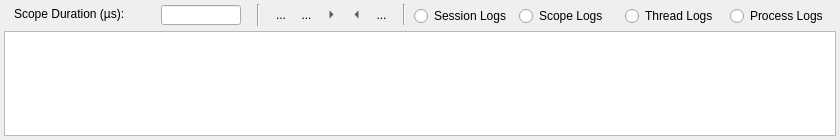
This is sources/lusan/view/log/ui/ScopeOutputViewer.ui in aregtech/areg-sdk-tools as Qt 5 draws it before an edit. The edited form follows.
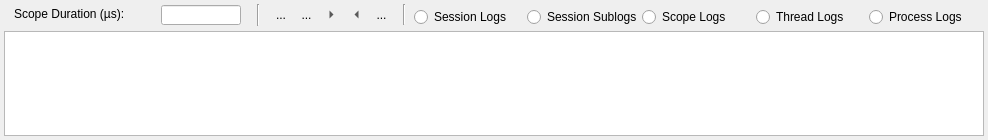
This is the edited form. Icons and pictures are not drawn.

Commit message: Implementing sublogs.

```diff
--- a/sources/lusan/view/log/ui/ScopeOutputViewer.ui
+++ b/sources/lusan/view/log/ui/ScopeOutputViewer.ui
@@ -6,7 +6,7 @@
    <rect>
     <x>0</x>
     <y>0</y>
-    <width>840</width>
+    <width>988</width>
     <height>140</height>
    </rect>
   </property>
@@ -255,8 +255,8 @@
        <rect>
         <x>410</x>
         <y>0</y>
-        <width>421</width>
-        <height>24</height>
+        <width>568</width>
+        <height>26</height>
        </rect>
       </property>
       <layout class="QVBoxLayout" name="verticalLayout">
@@ -294,6 +294,13 @@
             </property>
            </widget>
           </item>
+          <item>
+           <widget class="QRadioButton" name="radioSublogs">
+            <property name="text">
+             <string>Session Sublogs</string>
+            </property>
+           </widget>
+          </item>
           <item>
            <widget class="QRadioButton" name="radioScope">
             <property name="text">
```
The commit also changes 4 other files.
